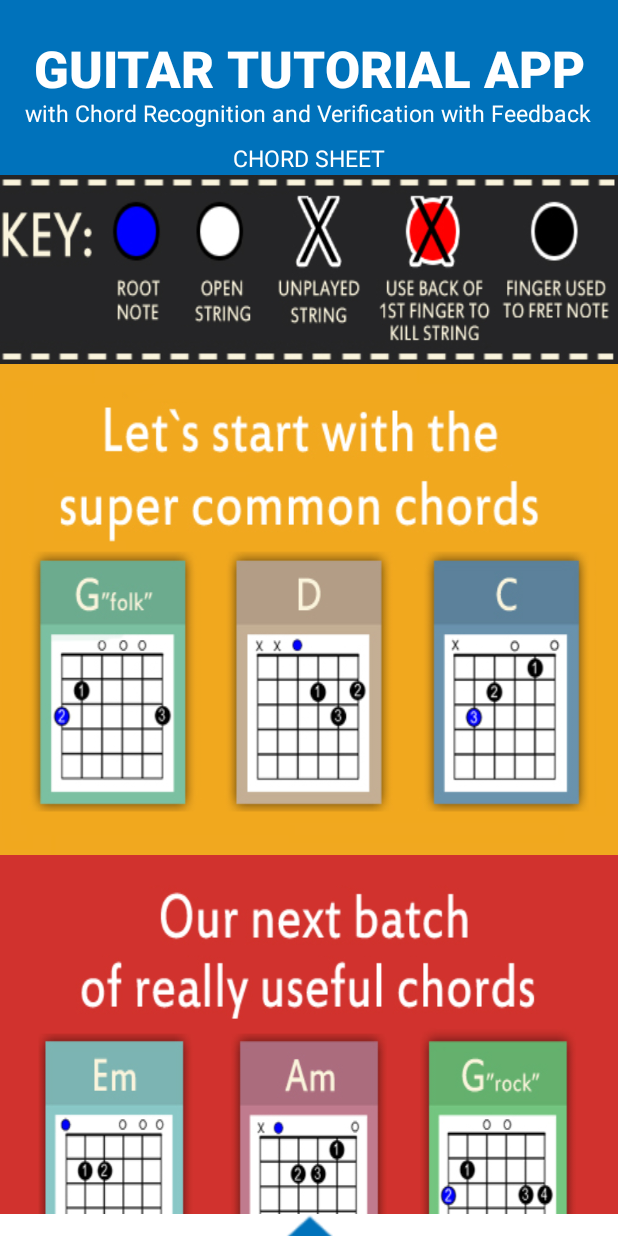
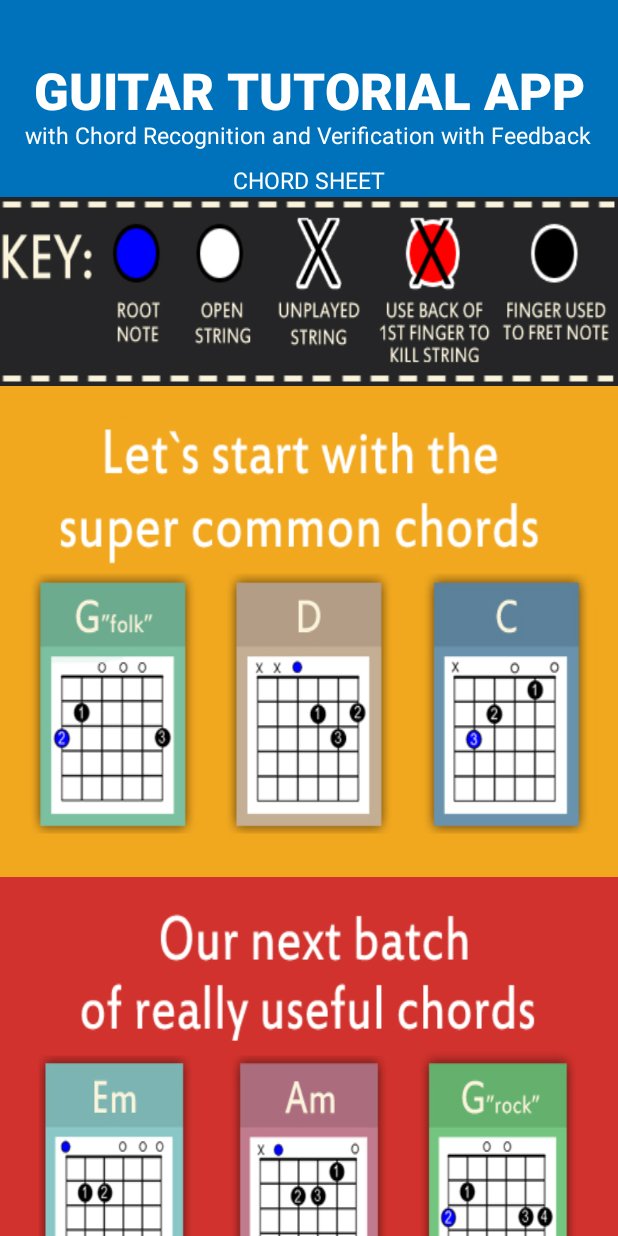
Before and after one commit to buddycoding/MyApplication2, an Android app: the ChordSheetActivity screen opened directly, with no data from a screen before it, on a phone screen of 412 x 824 dp. Run offline under Robolectric (Android 15) with nearby library versions, the light colour scheme and no system bars; Roboto replaces fonts that are not available here.

```diff
--- a/app/src/main/java/com/example/myapplication/ChordSheetActivity.java
+++ b/app/src/main/java/com/example/myapplication/ChordSheetActivity.java
@@ -16,7 +16,6 @@ import java.util.ArrayList;
 
 public class ChordSheetActivity extends AppCompatActivity {
 
-    private Button button1;
     ArrayList<ChordsList> chords = ChordsList.createChordList();
 
     @Override
@@ -24,13 +23,14 @@ public class ChordSheetActivity extends AppCompatActivity {
         super.onCreate(savedInstanceState);
         setContentView(R.layout.activity_chord_sheet);
 
+        /*
         button1 = (Button) findViewById(R.id.buttonhome);
         button1.setOnClickListener(new View.OnClickListener() {
             @Override
             public void onClick(View v) {
                 openMainActivity();
             }
-        });
+        });*/
 
         RecyclerView rvChords = findViewById(R.id.rvChords);
         ChordsListAdapter adapter = new ChordsListAdapter(chords);
--- a/app/src/main/java/com/example/myapplication/ChordsSoundsActivity.java
+++ b/app/src/main/java/com/example/myapplication/ChordsSoundsActivity.java
@@ -34,6 +34,11 @@ public class ChordsSoundsActivity extends AppCompatActivity {
         int colorChords = myIntent.getIntExtra("ChordsColor",0);
 
         chordsName.setText(chordsNameString.toUpperCase().replaceAll(".(?!$)", "$0 "));
+        String chordsNameTV = chordsName.getText().toString();
+        chordsNameTV = chordsNameTV.replaceAll(" M", "m");
+        chordsNameTV = chordsNameTV.replaceAll(" 7", "7");
+        chordsNameTV = chordsNameTV.replaceAll(" 9", "9");
+        chordsName.setText(chordsNameTV);
 
         ImageView imageView =  findViewById(R.id.chords_sounds_image);
         imageView.setImageResource(this.getResources().getIdentifier(chordsNameString + "2", "drawable", this.getPackageName()));
--- a/app/src/main/res/layout/activity_chord_sheet.xml
+++ b/app/src/main/res/layout/activity_chord_sheet.xml
@@ -90,12 +90,6 @@
             app:layout_constraintStart_toStartOf="parent"
             app:layout_constraintTop_toTopOf="parent" />
 
-        <Button
-            android:id="@+id/buttonhome"
-            android:layout_width="33dp"
-            android:layout_height="30dp"
-            android:background="@drawable/home" />
-
     </LinearLayout>
 
 </RelativeLayout>
```
